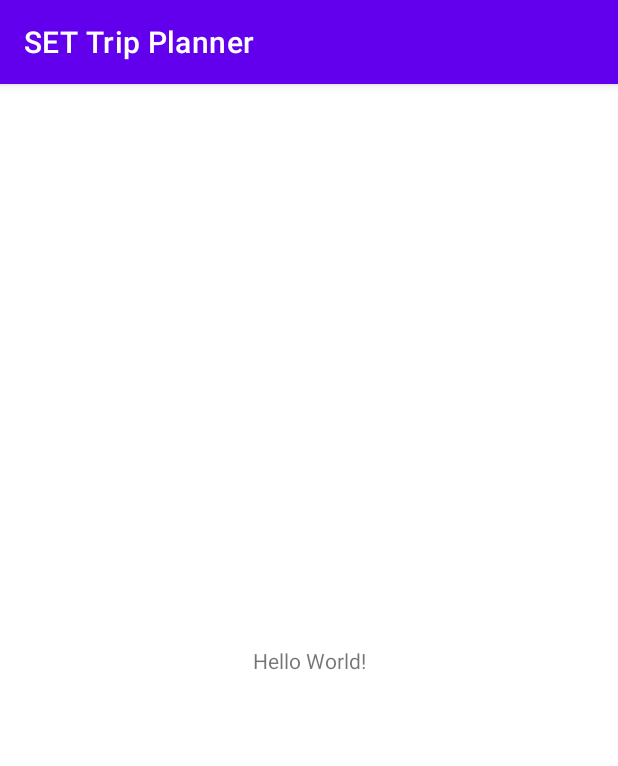
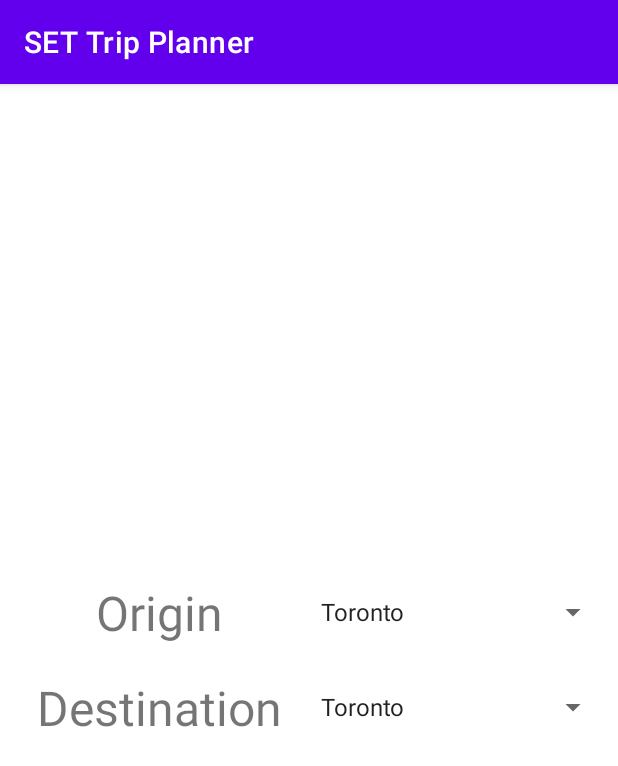
Before and after one commit to gHooyerSET/MobileDevA1_Group5, an Android app: the screen it shows after launch (MainActivity), on a phone screen of 412 x 824 dp. Shown: the top 766 px of the screen. Run offline under Robolectric (Android 15) with nearby library versions, the phone set to English and light mode, and no system bars.

Commit message:
Began creating layout for landing page / origin and destination selection for trip planner.

```diff
--- a/app/src/main/res/layout/activity_main.xml
+++ b/app/src/main/res/layout/activity_main.xml
@@ -13,13 +13,59 @@
     android:layout_height="match_parent"
     tools:context=".MainActivity">
 
-    <TextView
-        android:layout_width="wrap_content"
-        android:layout_height="wrap_content"
-        android:text="Hello World!"
-        app:layout_constraintBottom_toBottomOf="parent"
-        app:layout_constraintLeft_toLeftOf="parent"
-        app:layout_constraintRight_toRightOf="parent"
-        app:layout_constraintTop_toTopOf="parent" />
+    <LinearLayout
+        android:layout_width="match_parent"
+        android:layout_height="match_parent"
+        android:orientation="vertical"
+        android:gravity="center_vertical">
+
+        <LinearLayout
+            android:layout_width="match_parent"
+            android:layout_height="wrap_content"
+            android:layout_margin="10dp"
+            android:gravity="center"
+            android:orientation="horizontal">
+
+            <TextView
+                android:id="@+id/originTextView"
+                android:layout_width="200dp"
+                android:layout_height="wrap_content"
+                android:text="@string/originStr"
+                android:gravity="center"
+                android:textSize="32sp"
+                tools:layout_editor_absoluteX="124dp"
+                tools:layout_editor_absoluteY="263dp" />
+
+            <Spinner
+                android:id="@+id/originSpinner"
+                android:layout_width="200dp"
+                android:layout_height="wrap_content"
+                android:entries="@array/placesArray" />
+        </LinearLayout>
+
+        <LinearLayout
+            android:layout_width="match_parent"
+            android:layout_height="wrap_content"
+            android:layout_margin="10dp"
+            android:gravity="center"
+            android:orientation="horizontal">
+
+            <TextView
+                android:id="@+id/destinationTextView"
+                android:layout_width="200dp"
+                android:layout_height="wrap_content"
+                android:text="@string/destinationStr"
+                android:gravity="center"
+                android:textSize="32sp"
+                app:layout_constraintEnd_toEndOf="@+id/originTextView"
+                tools:layout_editor_absoluteY="306dp" />
+
+            <Spinner
+                android:id="@+id/destinationSpinner"
+                android:layout_width="200dp"
+                android:layout_height="wrap_content"
+                android:entries="@array/placesArray" />
+        </LinearLayout>
+    </LinearLayout>
 
 </androidx.constraintlayout.widget.ConstraintLayout>
--- a/app/src/main/res/values/strings.xml
+++ b/app/src/main/res/values/strings.xml
@@ -7,4 +7,16 @@
 -->
 <resources>
     <string name="app_name">SET Trip Planner</string>
+    <string name="originStr">Origin</string>
+    <string name="destinationStr">Destination</string>
+    <string-array name="placesArray">
+        <item>Toronto</item>
+        <item>Calgary</item>
+        <item>Vancouver</item>
+        <item>New York</item>
+        <item>Los Angeles</item>
+        <item>Miami</item>
+        <item>Seoul</item>
+        <item>Paris</item>
+    </string-array>
 </resources>
```
